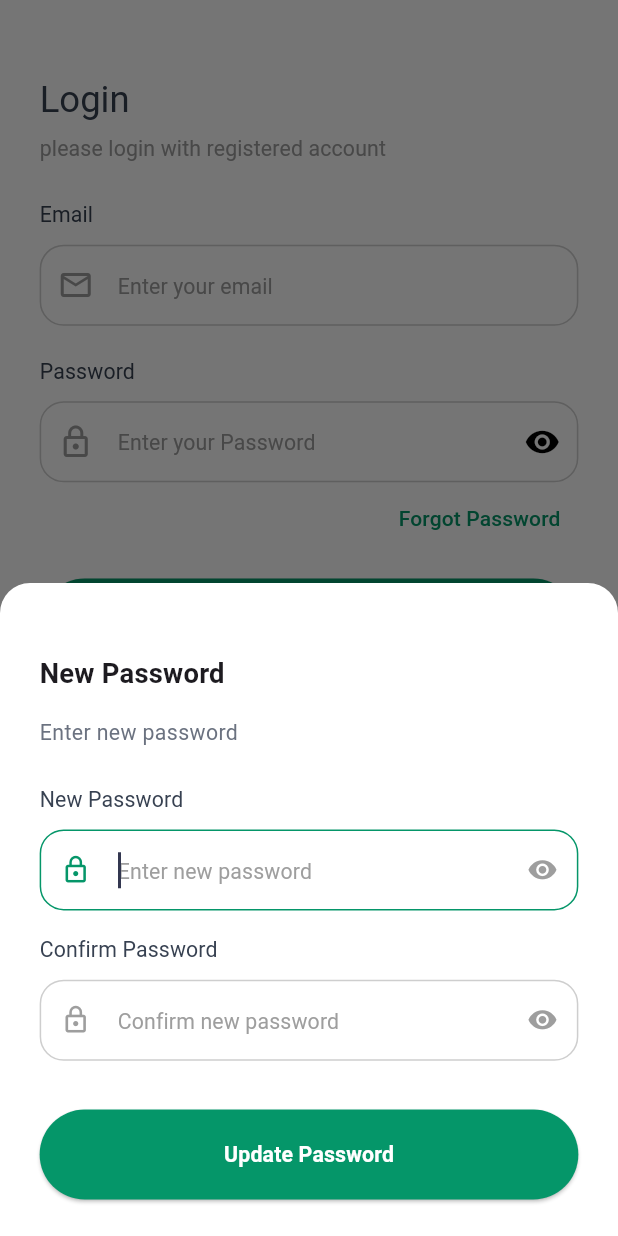
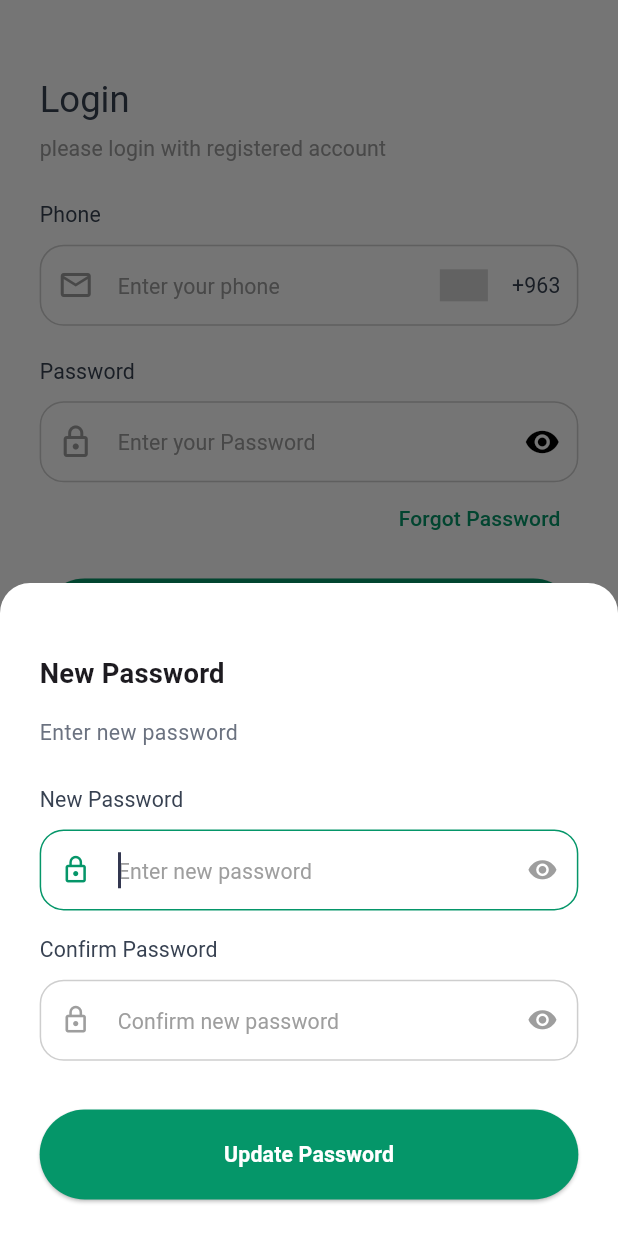
Before and after one commit to OmranOthman/flutter_ecommerce_app, a Flutter app: the LoginView screen opened directly, after a tap on "Forgot Password", on a phone screen of 412 x 824 dp. Run offline on Flutter 3.47's test engine with Material 3 defaults, Android fonts, the phone set to English and light mode, and no system bars; drawn by our look-alikes of country_code_picker; our stand-ins replace bloc, cached_network_image, dio, equatable, flutter_bloc, flutter_carousel_widget and 8 more; accounts and stored records are empty; Roboto replaces fonts that are missing (Cairo).

Commit message:
add country code

```diff
--- a/assets/translations/ar.json
+++ b/assets/translations/ar.json
@@ -3,6 +3,8 @@
     "forgot_password": "نسيت كلمة المرور",
     "password": "كلمة المرور",
     "email": "البريد الإلكتروني",
+    "enter_your_phone": "أدخل رقم الهاتف",
+    "phone": "رقم الهاتف",
     "please_login_with_registered_account": "يرجى تسجيل الدخول باستخدام حساب مسجل",
     "enter_your_password": "أدخل كلمة المرور الخاصة بك",
     "or_using_other_method": "أو باستخدام طريقة أخرى",
@@ -151,6 +153,5 @@
     "enter_email": "أدخل البريد الإلكتروني",
     "save_changes": "حفظ التغييرات",
     "ok": "موافق",
-    "already_have_an_account":"لدي حساب بالفعل"
-
+    "already_have_an_account": "لدي حساب بالفعل"
 }
--- a/assets/translations/en.json
+++ b/assets/translations/en.json
@@ -124,6 +124,8 @@
     "preferences": "Preferences",
     "legal_and_policies": "Legal and Policies",
     "help_and_support": "Help & Support",
+    "enter_your_phone": "Enter your phone",
+    "phone": "Phone",
     "logout": "Logout",
     "logout_confirmation": "Are you sure you want to logout?",
     "cancel": "Cancel",
--- /dev/null
+++ b/lib/core/widgets/custom_country_code_picker.dart
@@ -0,0 +1,28 @@
+import 'package:country_code_picker/country_code_picker.dart';
+import 'package:flutter/material.dart';
+import 'package:flutter_ecommerce_app/core/constants/app_colors.dart';
+
+class CustomCountryCodePicker extends StatelessWidget {
+  final void Function(String)? onChanged;
+  final String? initialSelection;
+  const CustomCountryCodePicker(
+      {required this.onChanged, this.initialSelection, super.key});
+
+  @override
+  Widget build(BuildContext context) {
+    return Directionality(
+      textDirection: TextDirection.ltr,
+      child: CountryCodePicker(
+    dialogBackgroundColor: AppColors.alabasterColor,
+
+        padding: EdgeInsets.zero,
+        onChanged: (value) {
+          onChanged!(value.dialCode!);
+        },
+        initialSelection: initialSelection,
+        showFlag: true,
+        showFlagDialog: true,
+      ),
+    );
+  }
+}
--- a/lib/dependency_injections.dart
+++ b/lib/dependency_injections.dart
@@ -166,9 +166,7 @@ void initRemoteDataSource() {
     () => CheckoutRemoteDataSourceImpl(dio: di<Dio>()),
   );
 
-  di.registerLazySingleton<CheckoutRemoteDataSource>(
-    () => CheckoutRemoteDataSourceImpl(dio: di<Dio>()),
-  );
+
 
 
   di.registerLazySingleton<FavoritesRemoteDataSource>(
--- a/lib/features/auth/presentation/pages/login_page.dart
+++ b/lib/features/auth/presentation/pages/login_page.dart
@@ -1,5 +1,8 @@
 import 'package:flutter/material.dart';
+import 'package:flutter/services.dart';
 import 'package:flutter_bloc/flutter_bloc.dart';
+import 'package:flutter_ecommerce_app/core/util/input_formatters/phone_input_formatter.dart';
+import 'package:flutter_ecommerce_app/core/widgets/custom_country_code_picker.dart';
 import 'package:flutter_screenutil/flutter_screenutil.dart';
 import 'package:flutter_ecommerce_app/app/lang/app_localization.dart';
 import 'package:flutter_ecommerce_app/app/routers/route_info.dart';
@@ -83,16 +86,29 @@ class _LoginViewState extends State<LoginView> {
                     crossAxisAlignment: CrossAxisAlignment.start,
                     children: [
                       CustomTextFormField(
-                        keyboardType: TextInputType.emailAddress,
-                        label: 'email'.tr,
-                        hintText: 'enter_your_email'.tr,
+                        hintTextDirection:
+                            AppLocalizations.getTextDirection(context),
+                        textAlign: TextAlign.end,
                         prefixIcon: const Icon(Icons.email_outlined),
+                        suffixIcon: CustomCountryCodePicker(
+                          initialSelection: '+963',
+                          onChanged: (p0) {},
+                        ),
+                        label: 'phone'.tr,
+                        hintText: 'enter_your_phone'.tr,
+                        onChanged: (p0) {},
                         validator: (validator) {
                           if (validator == null || validator.isEmpty) {
                             return 'this_field_is_required'.tr;
                           }
                           return null;
                         },
+                        keyboardType: TextInputType.phone,
+                        inputFormatters: [
+                          FilteringTextInputFormatter.digitsOnly,
+                          LengthLimitingTextInputFormatter(10),
+                          ArabicNumberTextInputFormatter(),
+                        ],
                       ),
                       SizedBox(height: 20.h),
                       CustomTextFormField(
@@ -195,8 +211,7 @@ class _LoginViewState extends State<LoginView> {
                         text: 'login_with_facebook'.tr,
                         img: AppAssets.images.logoFacebook,
                         onTap: () {
-                          Navigator.of(context)
-                              .pushNamed(RoutePath.mainRoute);
+                          Navigator.of(context).pushNamed(RoutePath.mainRoute);
                         },
                       ),
                     ],
--- a/pubspec.yaml
+++ b/pubspec.yaml
@@ -41,6 +41,7 @@ dependencies:
   material_symbols_icons: ^4.2815.0
   flutter_screenutil: ^5.9.3
   intl: ^0.19.0
+  country_code_picker: ^3.3.0
 
 #  image_picker: ^1.0.4
 #  permission_handler: ^10.4.0
```
Also changed, not shown: pubspec.lock, 4 other files. Lines whose indentation alone changed are shown as unchanged.
